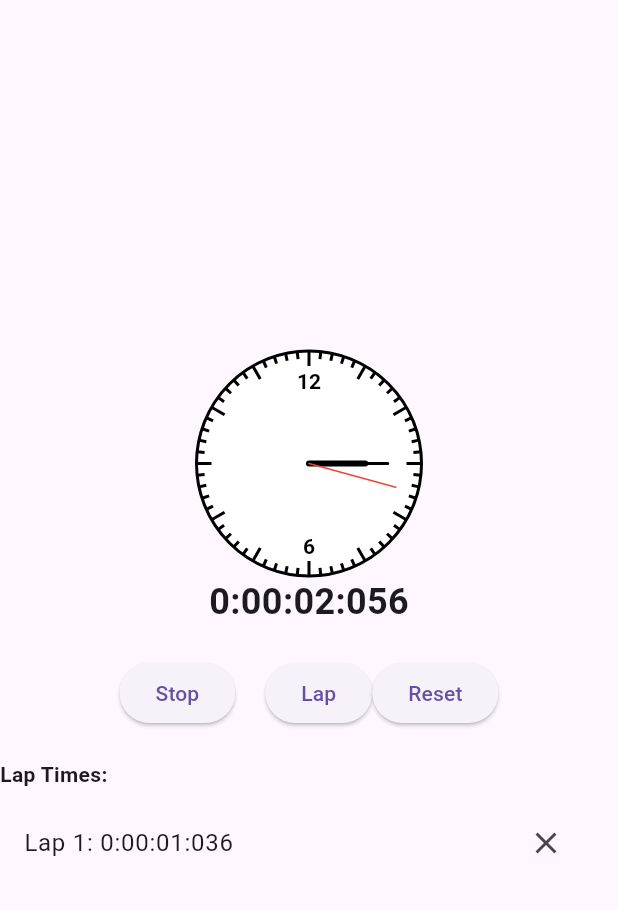
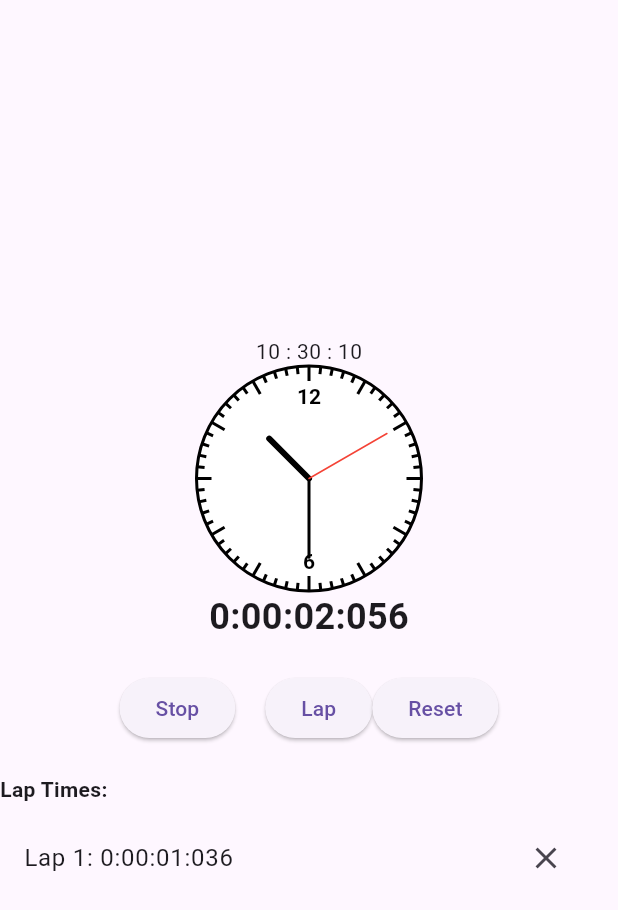
Before and after one commit to BarnabasKalasz/stopwatch, a Flutter app: the screen it shows after launch, after a tap on "Start", after a tap on "Lap", on a phone screen of 412 x 824 dp. Shown: the top 910 px of the screen. Run offline on Flutter 3.47's test engine with Material 3 defaults, Android fonts, the phone set to English and light mode, and no system bars.

Commit message:
task-3: fixed clock hand orientation issued, updated calculation for the hour hand to show the correct time between hours

```diff
--- a/lib/src/pages/stopwatch/components/analog_clock_widget.dart
+++ b/lib/src/pages/stopwatch/components/analog_clock_widget.dart
@@ -7,11 +7,13 @@ class AnalogClock extends StatefulWidget {
   final int clockRange;
   final int displayNth;
   final int elapsedTimeMs;
+  final bool useDate;
 
   const AnalogClock({
     Key? key,
     required this.size,
     required this.elapsedTimeMs,
+    this.useDate = false,
     this.clockRange = 12,
     this.displayNth = 1,
   }) : super(key: key);
@@ -43,13 +45,19 @@ class AnalogClockState extends State<AnalogClock> {
 
   @override
   Widget build(BuildContext context) {
-    return SizedBox(
-      width: widget.size,
-      height: widget.size,
-      child: CustomPaint(
-        painter: _ClockPainter(
-            widget.clockRange, widget.displayNth, widget.elapsedTimeMs),
-      ),
+    return Column(
+      children: [
+        Text(
+            '${DateTime.now().hour} : ${DateTime.now().minute} : ${DateTime.now().second}'),
+        SizedBox(
+          width: widget.size,
+          height: widget.size,
+          child: CustomPaint(
+            painter: _ClockPainter(widget.clockRange, widget.displayNth,
+                widget.elapsedTimeMs, widget.useDate),
+          ),
+        ),
+      ],
     );
   }
 }
@@ -58,8 +66,10 @@ class _ClockPainter extends CustomPainter {
   final int clockRange;
   final int displayNth;
   final int elapsedTimeMs;
+  final bool useDate;
 
-  _ClockPainter(this.clockRange, this.displayNth, this.elapsedTimeMs);
+  _ClockPainter(
+      this.clockRange, this.displayNth, this.elapsedTimeMs, this.useDate);
 
   @override
   void paint(Canvas canvas, Size size) {
@@ -113,49 +123,19 @@ class _ClockPainter extends CustomPainter {
           Offset(x - textPainter.width / 2, y - textPainter.height / 2));
     }
 
-    // Draw the arms
-/*     final dateTime = DateTime.now();
+    /// Draw the arms
+    final dateTime = DateTime.now();
     _drawHand(
         canvas,
         centerX,
         centerY,
         radius,
-        dateTime.hour % clockRange / clockRange * 2 * pi,
-        0.5 * radius,
-        4,
-        Colors.black); // Hour hand
-    _drawHand(canvas, centerX, centerY, radius, dateTime.minute / 60 * 2 * pi,
-        0.7 * radius, 2, Colors.black); // Minute hand
-    _drawHand(canvas, centerX, centerY, radius, dateTime.second / 60 * 2 * pi,
-        0.8 * radius, 1, Colors.red); // Second hand
-  }
+        (useDate
+            ? ((dateTime.hour % 12 / 12 * 2 * pi) +
+                (dateTime.minute / 60 * (2 * pi / 12)))
+            : (elapsedTimeMs / (1000 * 60 * 60 * 86400) * 2 * pi)),
 
-  void _drawHand(Canvas canvas, double centerX, double centerY, double radius,
-      double angle, double length, double width, Color color) {
-    final paint = Paint()
-      ..color = color
-      ..strokeWidth = width
-      ..strokeCap = StrokeCap.round;
-
-    final x = length * cos(angle);
-    final y = length * sin(angle);
-
-    canvas.drawLine(
-      Offset(centerX, centerY),
-      Offset(centerX + x, centerY + y),
-      paint,
-    );  */
-
-    /// Draw the arms
-    // final dateTime = DateTime.now();
-    _drawHand(
-        canvas,
-        centerX,
-        centerY,
-        radius,
-        (elapsedTimeMs / (1000 * 60 * 60 * 86400)) *
-            2 *
-            pi, //Angle for the hour arm
+        //Angle for the hour arm
         0.5 * radius,
         4,
         Colors.black); // Hour hand
@@ -164,7 +144,9 @@ class _ClockPainter extends CustomPainter {
         centerX,
         centerY,
         radius,
-        (elapsedTimeMs / (1000 * 60 * 3600)) * 2 * pi,
+        (useDate
+            ? (dateTime.minute / 60 * 2 * pi)
+            : ((elapsedTimeMs / (1000 * 60 * 3600)) * 2 * pi)),
         0.7 * radius,
         2,
         Colors.black); // Minute hand
@@ -173,7 +155,9 @@ class _ClockPainter extends CustomPainter {
         centerX,
         centerY,
         radius,
-        (elapsedTimeMs / (1000 * 60)) * 2 * pi,
+        (useDate
+            ? (dateTime.second / 60 * 2 * pi)
+            : (elapsedTimeMs / (1000 * 60) * 2 * pi)),
         0.8 * radius,
         1,
         Colors.red); // Second hand
@@ -186,40 +170,14 @@ class _ClockPainter extends CustomPainter {
       ..strokeWidth = width
       ..strokeCap = StrokeCap.round;
 
-    final x = length * cos(angle);
-    final y = length * sin(angle);
+    final x = length * cos(angle - pi / 2);
+    final y = length * sin(angle - pi / 2);
 
     canvas.drawLine(
       Offset(centerX, centerY),
       Offset(centerX + x, centerY + y),
       paint,
     );
-
-/*
-void _drawHands(Canvas canvas, double centerX, double centerY, double radius, int elapsedTimeMs) {
-  final double hourAngle = (elapsedTimeMs / (1000 * 60 * 60 * arms[0].secondsForFullRevolution)) * 2 * pi;
-  final double minuteAngle = (elapsedTimeMs / (1000 * 60 * arms[1].secondsForFullRevolution)) * 2 * pi;
-  final double secondAngle = (elapsedTimeMs / (1000 * arms[2].secondsForFullRevolution)) * 2 * pi;
-
-  _drawHand(canvas, centerX, centerY, radius, hourAngle, arms[0].size.length, arms[0].size.width, Colors.black); // Hour hand
-  _drawHand(canvas, centerX, centerY, radius, minuteAngle, arms[1].size.length, arms[1].size.width, Colors.black); // Minute hand
-  _drawHand(canvas, centerX, centerY, radius, secondAngle, arms[2].size.length, arms[2].size.width, Colors.red); // Second hand
-}
-
-void _drawHand(Canvas canvas, double centerX, double centerY, double radius, double angle, double length, double width, Color color) {
-  final paint = Paint()
-    ..color = color
-    ..strokeWidth = width
-    ..strokeCap = StrokeCap.round;
-
-  final x = length * cos(angle);
-  final y = length * sin(angle);
-
-  canvas.drawLine(
-    Offset(centerX, centerY),
-    Offset(centerX + x, centerY + y),
-    paint,
-  ); */
   }
 
   @override
--- a/lib/src/pages/stopwatch/screens/stopwatch_screen.dart
+++ b/lib/src/pages/stopwatch/screens/stopwatch_screen.dart
@@ -50,6 +50,7 @@ class _StopwatchPageState extends State<StopwatchPage> {
                   size: 150,
                   clockRange: 12,
                   displayNth: 6,
+                  useDate: true,
                 ),
                 Text(
                   formatTime(milliseconds),
--- a/lib/src/pages/stopwatch/services/stopwatch_service.dart
+++ b/lib/src/pages/stopwatch/services/stopwatch_service.dart
@@ -60,7 +60,9 @@ class StopwatchService {
   }
 
   void clearLap(int index) {
-    _stopwatchModel.laps.removeAt(index);
+    if (_stopwatchModel.laps.isNotEmpty) { /// This condition is there to make sure we arent trying to clear from an empty laps list. In theory it cannot happen, but in practice it has.
+      _stopwatchModel.laps.removeAt(index);
+    }
   }
 
   /// This was necessary in order to eliminate rebuilding the UI everytime one of the stopwatch model values updated.
```
